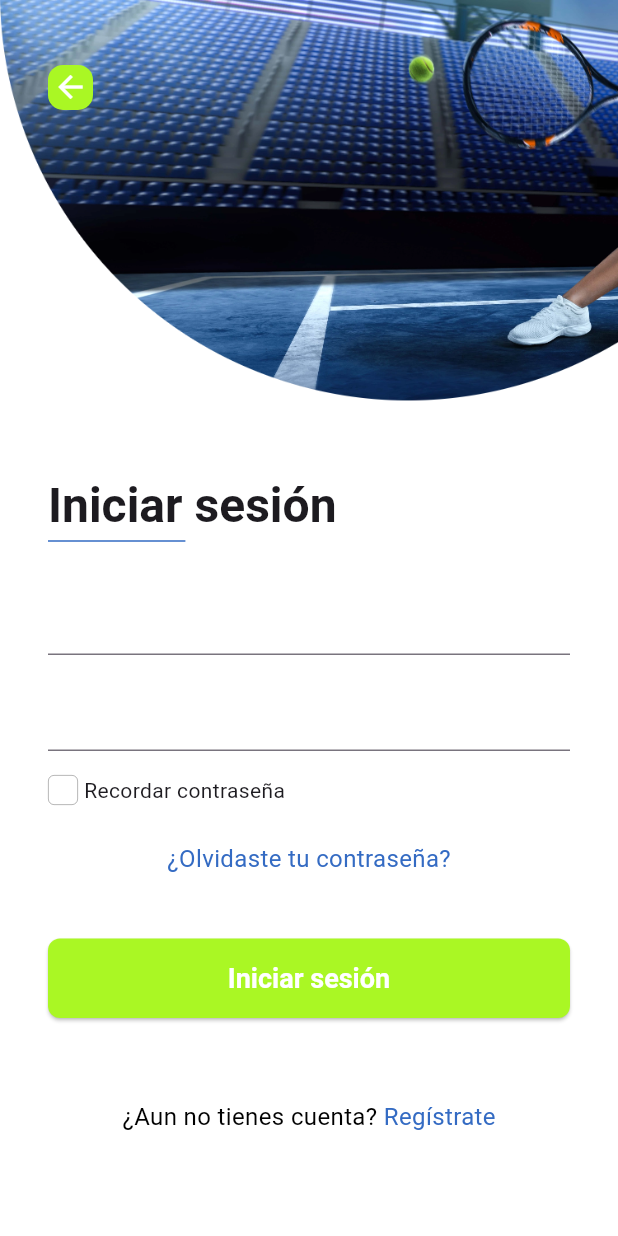
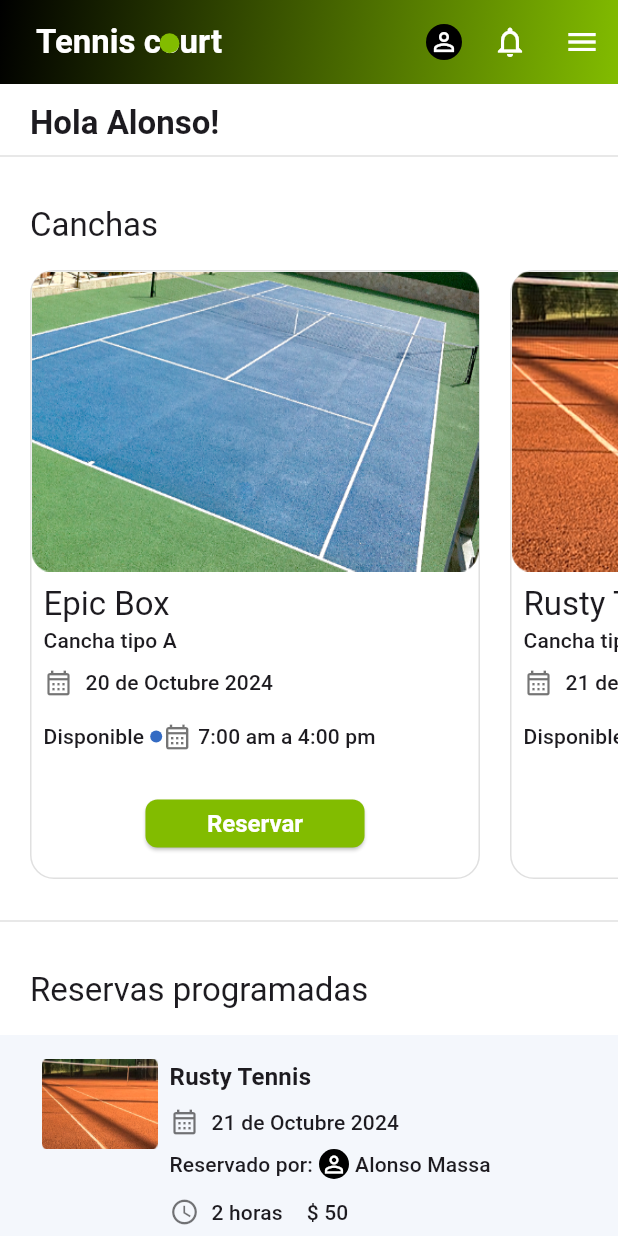
Before and after one commit to joalmr/tennis_app, a Flutter app: the LoginPage screen opened by its route, after a tap on "Iniciar sesión", on a phone screen of 412 x 824 dp. Run offline on Flutter 3.47's test engine with Material 3 defaults, Android fonts, the phone set to English and light mode, and no system bars; our stand-ins replace flutter_dotenv, get_it, go_router.

Commit message:
paginas y widgets login, register, home

```diff
--- a/lib/src/app/tennis/presentation/pages/home/home_page.dart
+++ b/lib/src/app/tennis/presentation/pages/home/home_page.dart
@@ -0,0 +1,157 @@
+import 'package:flutter/material.dart';
+import 'package:tennis_app/src/app/tennis/presentation/widgets/home/canchas_widget.dart';
+import 'package:tennis_app/src/app/tennis/presentation/widgets/home/reservas_widget.dart';
+import 'package:tennis_app/src/styles/colors.dart';
+
+class HomePage extends StatelessWidget {
+  const HomePage({super.key});
+
+  @override
+  Widget build(BuildContext context) {
+    return Scaffold(
+      appBar: AppBar(
+        flexibleSpace: Container(
+          decoration: const BoxDecoration(
+            gradient: LinearGradient(
+              begin: Alignment.topLeft,
+              end: Alignment.bottomRight,
+              colors: <Color>[Colors.black, Color(0xFF82BC00)],
+            ),
+          ),
+        ),
+        centerTitle: false,
+        title: Padding(
+          padding: const EdgeInsets.only(left: 8),
+          child: Stack(
+            children: [
+              const Text(
+                'Tennis court',
+                style: TextStyle(
+                  color: Colors.white,
+                  fontWeight: FontWeight.bold,
+                ),
+              ),
+              Positioned(
+                top: MediaQuery.of(context).size.height * 0.01,
+                right: MediaQuery.of(context).size.width * 0.069,
+                child: CircleAvatar(
+                  radius: MediaQuery.of(context).size.width * 0.016,
+                  backgroundColor: kPrimaryColor,
+                ),
+              ),
+            ],
+          ),
+        ),
+        actions: const [
+          Padding(
+            padding: EdgeInsets.symmetric(horizontal: 8),
+            child: CircleAvatar(
+              backgroundColor: Colors.black,
+              radius: 12,
+              child: Icon(
+                Icons.person_outline,
+                color: Colors.white,
+                size: 20,
+              ),
+            ),
+          ),
+          IconButton(
+            onPressed: null,
+            icon: Icon(
+              Icons.notifications_none_outlined,
+              color: Colors.white,
+            ),
+          ),
+          IconButton(
+            onPressed: null,
+            icon: Icon(
+              Icons.menu_outlined,
+              color: Colors.white,
+            ),
+          ),
+        ],
+      ),
+      body: ListView(
+        children: [
+          Container(
+            margin: const EdgeInsets.only(top: 12),
+            padding: const EdgeInsets.symmetric(horizontal: 20),
+            width: MediaQuery.of(context).size.width,
+            child: Text("Hola Alonso!",
+                style: Theme.of(context).textTheme.titleLarge!.copyWith(
+                      fontWeight: FontWeight.bold,
+                    )),
+          ),
+          const Divider(color: Colors.black12),
+          Padding(
+            padding: const EdgeInsets.fromLTRB(20, 24, 20, 8),
+            child: Text(
+              "Canchas",
+              style: Theme.of(context).textTheme.titleLarge,
+            ),
+          ),
+          const SingleChildScrollView(
+            scrollDirection: Axis.horizontal,
+            child: Padding(
+              padding: EdgeInsets.fromLTRB(20, 0, 0, 0),
+              child: Row(
+                children: [
+                  CanchasWidget(
+                    canchaImg: "epic_tennis",
+                    canchaTitle: "Epic Box",
+                    canchaSubtitle: "Cancha tipo A",
+                    fecha: "20 de Octubre 2024",
+                    disponible: "7:00 am a 4:00 pm",
+                  ),
+                  CanchasWidget(
+                    canchaImg: "rusty_tennis",
+                    canchaTitle: "Rusty Tennis",
+                    canchaSubtitle: "Cancha tipo C",
+                    fecha: "21 de Octubre 2024",
+                    disponible: "7:00 am a 4:00 pm",
+                  ),
+                  CanchasWidget(
+                    canchaImg: "multiple_tennis",
+                    canchaTitle: "Cancha Multiple",
+                    canchaSubtitle: "Cancha tipo B",
+                    fecha: "22 de Octubre 2024",
+                    disponible: "7:00 am a 4:00 pm",
+                  ),
+                ],
+              ),
+            ),
+          ),
+          const SizedBox(height: 20),
+          const Divider(color: Colors.black12),
+          Padding(
+            padding: const EdgeInsets.fromLTRB(20, 24, 20, 8),
+            child: Text(
+              "Reservas programadas",
+              style: Theme.of(context).textTheme.titleLarge,
+            ),
+          ),
+          const Column(
+            children: [
+              ReservasWidget(
+                canchaImg: "rusty_tennis",
+                canchaTitle: "Rusty Tennis",
+                personReserved: "Alonso Massa",
+                date: "21 de Octubre 2024",
+                hours: "2",
+                price: "50",
+              ),
+              ReservasWidget(
+                canchaImg: "rusty_tennis",
+                canchaTitle: "Rusty Tennis",
+                personReserved: "Alonso Massa",
+                date: "24 de Octubre 2024",
+                hours: "2",
+                price: "50",
+              ),
+            ],
+          ),
+        ],
+      ),
+    );
+  }
+}
--- /dev/null
+++ b/lib/src/app/tennis/presentation/widgets/home/canchas_widget.dart
@@ -0,0 +1,137 @@
+import 'package:flutter/material.dart';
+import 'package:tennis_app/src/styles/colors.dart';
+
+class CanchasWidget extends StatelessWidget {
+  const CanchasWidget({
+    super.key,
+    required this.canchaImg,
+    required this.canchaTitle,
+    required this.canchaSubtitle,
+    required this.disponible,
+    required this.fecha,
+  });
+  final String canchaImg;
+  final String canchaTitle;
+  final String canchaSubtitle;
+  final String disponible;
+  final String fecha;
+
+  @override
+  Widget build(BuildContext context) {
+    return Padding(
+      padding: const EdgeInsets.only(top: 8, right: 20),
+      child: Container(
+        width: 300,
+        decoration: BoxDecoration(
+          borderRadius: BorderRadius.circular(16),
+          border: Border.all(color: Colors.black12),
+        ),
+        child: Column(
+          crossAxisAlignment: CrossAxisAlignment.start,
+          children: [
+            Image(
+              image: AssetImage("assets/images/$canchaImg.png"),
+              height: 200,
+              fit: BoxFit.fill,
+            ),
+            Container(
+              padding: const EdgeInsets.all(8),
+              child: Column(
+                crossAxisAlignment: CrossAxisAlignment.start,
+                children: [
+                  Text(
+                    canchaTitle,
+                    style: Theme.of(context).textTheme.titleLarge,
+                  ),
+                  Text(
+                    canchaSubtitle,
+                    style: Theme.of(context).textTheme.titleSmall,
+                  ),
+                  Padding(
+                    padding: const EdgeInsets.symmetric(vertical: 8),
+                    child: Row(
+                      children: [
+                        const Icon(
+                          Icons.calendar_month_outlined,
+                          color: Colors.black54,
+                          size: 20,
+                        ),
+                        const SizedBox(width: 8),
+                        Text(
+                          fecha,
+                          style: Theme.of(context).textTheme.titleSmall,
+                        ),
+                      ],
+                    ),
+                  ),
+                  Padding(
+                    padding: const EdgeInsets.symmetric(vertical: 8),
+                    child: Row(
+                      children: [
+                        Text(
+                          "Disponible",
+                          style: Theme.of(context).textTheme.titleSmall,
+                        ),
+                        const SizedBox(width: 4),
+                        Container(
+                          height: 8,
+                          width: 8,
+                          decoration: BoxDecoration(
+                            color: const Color(0xFF346BC3),
+                            borderRadius: BorderRadius.circular(4),
+                          ),
+                        ),
+                        const Icon(
+                          Icons.calendar_month_outlined,
+                          color: Colors.black54,
+                          size: 20,
+                        ),
+                        const SizedBox(width: 4),
+                        Text(
+                          disponible,
+                          style: Theme.of(context).textTheme.titleSmall,
+                        ),
+                      ],
+                    ),
+                  ),
+                  Center(
+                    child: Container(
+                      margin: const EdgeInsets.fromLTRB(0, 24, 0, 12),
+                      height: 32,
+                      child: ElevatedButton(
+                        style: const ButtonStyle(
+                          backgroundColor:
+                              WidgetStatePropertyAll(kPrimaryColor),
+                          foregroundColor:
+                              WidgetStatePropertyAll(kTextColorContrast),
+                          shape: WidgetStatePropertyAll(
+                            RoundedRectangleBorder(
+                              borderRadius:
+                                  BorderRadius.all(Radius.circular(8)),
+                            ),
+                          ),
+                          textStyle: WidgetStatePropertyAll(
+                            TextStyle(
+                              fontSize: 16,
+                              fontWeight: FontWeight.bold,
+                            ),
+                          ),
+                          padding: WidgetStatePropertyAll(EdgeInsets.symmetric(
+                            horizontal: 41,
+                            vertical: 6,
+                          )),
+                        ),
+                        onPressed: () {},
+                        child: const Text("Reservar"),
+                      ),
+                    ),
+                  ),
+                ],
+              ),
+            ),
+          ],
+        ),
+      ),
+    );
+  }
+}
--- /dev/null
+++ b/lib/src/app/tennis/presentation/widgets/home/reservas_widget.dart
@@ -0,0 +1,130 @@
+import 'package:flutter/material.dart';
+
+class ReservasWidget extends StatelessWidget {
+  const ReservasWidget(
+      {super.key,
+      required this.canchaImg,
+      required this.canchaTitle,
+      required this.personReserved,
+      required this.date,
+      required this.hours,
+      required this.price});
+  final String canchaImg;
+  final String canchaTitle;
+  final String personReserved;
+  final String date;
+  final String hours;
+  final String price;
+
+  @override
+  Widget build(BuildContext context) {
+    return Padding(
+      padding: const EdgeInsets.only(top: 8, bottom: 2),
+      child: Container(
+          color: const Color(0xFFF4F7FC),
+          padding: const EdgeInsets.symmetric(
+            horizontal: 20,
+            vertical: 16,
+          ),
+          child: Row(
+            crossAxisAlignment: CrossAxisAlignment.start,
+            children: [
+              Flexible(
+                flex: 1,
+                child: Container(
+                  margin: const EdgeInsets.symmetric(horizontal: 8),
+                  decoration: BoxDecoration(
+                    borderRadius: BorderRadius.circular(16),
+                  ),
+                  height: 60,
+                  child: Image(
+                    image: AssetImage("assets/images/$canchaImg.png"),
+                    fit: BoxFit.fill,
+                  ),
+                ),
+              ),
+              Flexible(
+                flex: 3,
+                child: SizedBox(
+                  width: double.maxFinite,
+                  child: Column(
+                    crossAxisAlignment: CrossAxisAlignment.start,
+                    children: [
+                      Text(
+                        canchaTitle,
+                        style: Theme.of(context)
+                            .textTheme
+                            .titleMedium!
+                            .copyWith(fontWeight: FontWeight.bold),
+                      ),
+                      const SizedBox(height: 8),
+                      Row(
+                        children: [
+                          const Icon(
+                            Icons.calendar_month_outlined,
+                            color: Colors.black54,
+                            size: 20,
+                          ),
+                          const SizedBox(width: 8),
+                          Text(
+                            date,
+                            style: Theme.of(context).textTheme.titleSmall,
+                          ),
+                        ],
+                      ),
+                      const SizedBox(height: 8),
+                      Row(
+                        children: [
+                          Text(
+                            "Reservado por:",
+                            style: Theme.of(context).textTheme.titleSmall,
+                          ),
+                          const SizedBox(width: 4),
+                          const CircleAvatar(
+                            backgroundColor: Colors.black,
+                            radius: 10,
+                            child: Icon(
+                              Icons.person_outline,
+                              color: Colors.white,
+                              size: 18,
+                            ),
+                          ),
+                          const SizedBox(width: 4),
+                          Text(
+                            personReserved,
+                            style: Theme.of(context).textTheme.titleSmall,
+                          ),
+                        ],
+                      ),
+                      const SizedBox(height: 12),
+                      Row(
+                        children: [
+                          const Icon(
+                            Icons.watch_later_outlined,
+                            color: Colors.black54,
+                            size: 20,
+                          ),
+                          const SizedBox(width: 8),
+                          Text(
+                            "$hours horas",
+                            style: Theme.of(context).textTheme.titleSmall,
+                          ),
+                          const VerticalDivider(
+                            thickness: 1,
+                            width: 16,
+                          ),
+                          Text(
+                            "\$ $price",
+                            style: Theme.of(context).textTheme.titleSmall,
+                          ),
+                        ],
+                      ),
+                    ],
+                  ),
+                ),
+              ),
+            ],
+          )),
+    );
+  }
+}
--- a/lib/src/app/user/presentation/pages/login/login_page.dart
+++ b/lib/src/app/user/presentation/pages/login/login_page.dart
@@ -58,11 +58,48 @@ class LoginPage extends StatelessWidget {
             const SizedBox(height: 24),
             Padding(
               padding: const EdgeInsets.fromLTRB(32, 0, 32, 16),
-              child: TextFormField(),
+              child: TextFormField(
+                keyboardType: TextInputType.emailAddress,
+                decoration: const InputDecoration(
+                  labelText: "Email",
+                  labelStyle: TextStyle(color: Color(0xFF9B9C9D)),
+                  prefix: Padding(
+                    padding: EdgeInsets.only(right: 8),
+                    child: Image(
+                      image: AssetImage("assets/images/mail.png"),
+                      height: 16,
+                      width: 16,
+                    ),
+                  ),
+                  contentPadding: EdgeInsets.symmetric(
+                    vertical: 0,
+                    horizontal: 12,
+                  ),
+                ),
+              ),
             ),
             Padding(
               padding: const EdgeInsets.fromLTRB(32, 0, 32, 16),
-              child: TextFormField(),
+              child: TextFormField(
+                keyboardType: TextInputType.visiblePassword,
+                obscureText: true,
+                decoration: const InputDecoration(
+                  labelText: "Contraseña",
+                  labelStyle: TextStyle(color: Color(0xFF9B9C9D)),
+                  prefix: Padding(
+                    padding: EdgeInsets.only(right: 8),
+                    child: Image(
+                      image: AssetImage("assets/images/lock.png"),
+                      height: 16,
+                      width: 16,
+                    ),
+                  ),
+                  contentPadding: EdgeInsets.symmetric(
+                    vertical: 0,
+                    horizontal: 12,
+                  ),
+                ),
+              ),
             ),
             Padding(
               padding: const EdgeInsets.fromLTRB(32, 0, 32, 24),
@@ -113,7 +150,7 @@ class LoginPage extends StatelessWidget {
                         fontWeight: FontWeight.bold,
                       ),
                     )),
-                onPressed: () {},
+                onPressed: () => context.go('/home'),
                 child: const Text("Iniciar sesión"),
               ),
             ),
--- a/lib/src/app/user/presentation/pages/register/register_page.dart
+++ b/lib/src/app/user/presentation/pages/register/register_page.dart
@@ -55,25 +55,126 @@ class RegisterPage extends StatelessWidget {
               color: const Color(0xFF346BC3),
               height: 8,
             ),
+            const SizedBox(height: 24),
             Padding(
               padding: const EdgeInsets.fromLTRB(32, 0, 32, 16),
-              child: TextFormField(),
+              child: TextFormField(
+                keyboardType: TextInputType.emailAddress,
+                decoration: const InputDecoration(
+                  labelText: "Nombre y apellido",
+                  labelStyle: TextStyle(color: Color(0xFF9B9C9D)),
+                  prefix: Padding(
+                    padding: EdgeInsets.only(right: 8),
+                    child: Image(
+                      image: AssetImage("assets/images/person.png"),
+                      height: 16,
+                      width: 16,
+                    ),
+                  ),
+                  contentPadding: EdgeInsets.symmetric(
+                    vertical: 0,
+                    horizontal: 12,
+                  ),
+                ),
+              ),
             ),
             Padding(
               padding: const EdgeInsets.fromLTRB(32, 0, 32, 16),
-              child: TextFormField(),
+              child: TextFormField(
+                keyboardType: TextInputType.emailAddress,
+                decoration: const InputDecoration(
+                  labelText: "Email",
+                  labelStyle: TextStyle(color: Color(0xFF9B9C9D)),
+                  prefix: Padding(
+                    padding: EdgeInsets.only(right: 8),
+                    child: Image(
+                      image: AssetImage("assets/images/mail.png"),
+                      height: 16,
+                      width: 16,
+                    ),
+                  ),
+                  contentPadding: EdgeInsets.symmetric(
+                    vertical: 0,
+                    horizontal: 12,
+                  ),
+                ),
+              ),
             ),
             Padding(
               padding: const EdgeInsets.fromLTRB(32, 0, 32, 16),
-              child: TextFormField(),
+              child: TextFormField(
+                keyboardType: TextInputType.emailAddress,
+                decoration: const InputDecoration(
+                  labelText: "Teléfono",
+                  labelStyle: TextStyle(color: Color(0xFF9B9C9D)),
+                  prefix: Padding(
+                    padding: EdgeInsets.only(right: 8),
+                    child: Image(
+                      image: AssetImage("assets/images/phone.png"),
+                      height: 16,
+                      width: 16,
+                    ),
+                  ),
+                  contentPadding: EdgeInsets.symmetric(
+                    vertical: 0,
+                    horizontal: 12,
+                  ),
+                ),
+              ),
             ),
             Padding(
               padding: const EdgeInsets.fromLTRB(32, 0, 32, 16),
-              child: TextFormField(),
+              child: TextFormField(
+                keyboardType: TextInputType.emailAddress,
+                decoration: const InputDecoration(
+                  labelText: "Contraseña",
+                  labelStyle: TextStyle(color: Color(0xFF9B9C9D)),
+                  prefix: Padding(
+                    padding: EdgeInsets.only(right: 8),
+                    child: Image(
+                      image: AssetImage("assets/images/lock.png"),
+                      height: 16,
+                      width: 16,
+                    ),
+                  ),
+                  suffix: Image(
+                    image: AssetImage("assets/images/visibility.png"),
+                    height: 16,
+                    width: 16,
+                  ),
+                  contentPadding: EdgeInsets.symmetric(
+                    vertical: 0,
+                    horizontal: 12,
+                  ),
+                ),
+              ),
             ),
             Padding(
               padding: const EdgeInsets.fromLTRB(32, 0, 32, 16),
-              child: TextFormField(),
+              child: TextFormField(
+                keyboardType: TextInputType.emailAddress,
+                decoration: const InputDecoration(
+                  labelText: "Confirmar contraseña",
+                  labelStyle: TextStyle(color: Color(0xFF9B9C9D)),
+                  prefix: Padding(
+                    padding: EdgeInsets.only(right: 8),
+                    child: Image(
+                      image: AssetImage("assets/images/lock.png"),
+                      height: 16,
+                      width: 16,
+                    ),
+                  ),
+                  suffix: Image(
+                    image: AssetImage("assets/images/visibility.png"),
+                    height: 16,
+                    width: 16,
+                  ),
+                  contentPadding: EdgeInsets.symmetric(
+                    vertical: 0,
+                    horizontal: 12,
+                  ),
+                ),
+              ),
             ),
             Container(
               margin: const EdgeInsets.only(left: 32, right: 32, top: 42),
@@ -100,7 +201,7 @@ class RegisterPage extends StatelessWidget {
             ),
             Center(
               child: Padding(
-                padding: const EdgeInsets.only(top: 54),
+                padding: const EdgeInsets.only(top: 54, bottom: 32),
                 child: Text.rich(
                   TextSpan(
                     text: "Ya tengo cuenta ",
--- a/lib/src/routers/routes.dart
+++ b/lib/src/routers/routes.dart
@@ -1,4 +1,5 @@
 import 'package:go_router/go_router.dart';
+import 'package:tennis_app/src/app/tennis/presentation/pages/home/home_page.dart';
 import 'package:tennis_app/src/app/user/presentation/pages/login/login_page.dart';
 import 'package:tennis_app/src/app/user/presentation/pages/register/register_page.dart';
 import 'package:tennis_app/src/app/user/presentation/pages/welcome/welcome_page.dart';
@@ -23,5 +24,11 @@ final GoRouter goRoute = GoRouter(
         return const RegisterPage();
       },
     ),
+    GoRoute(
+      path: '/home',
+      builder: (context, state) {
+        return const HomePage();
+      },
+    ),
   ],
 );
--- a/lib/src/styles/colors.dart
+++ b/lib/src/styles/colors.dart
@@ -1,15 +1,9 @@
 import 'package:flutter/material.dart';
 
-const kPrimaryColor = Color(0xFFAAF724);
+const kPrimaryColor = Color(0xFF82BC00);
 const kContrastColor = Color(0xFFffffff);
 const kBackgroundColor = Colors.white;
 
 //TEXTO
 const kTextColor = Colors.black;
 const kTextColorContrast = Colors.white;
-
-const errorColor = Colors.red;
-
-const infoColor = Colors.blue;
-const positiveColor = Colors.green;
-const negativeColor = Colors.red;
```
Also changed, not shown: assets/images/epic_tennis.png (added), assets/images/multiple_tennis.png (added), assets/images/rusty_tennis.png (added), lib/src/app/tennis/data/datasources/local/reservation_local_datasource.dart (deleted), lib/src/app/tennis/data/datasources/remote/reservation_remote_datasource.dart (deleted), lib/src/app/tennis/data/datasources/reservation_datasource.dart (added), lib/src/app/user/data/datasources/local/login_local_datasource.dart (deleted), lib/src/app/user/data/datasources/local/register_local_datasource.dart (deleted), lib/src/app/user/data/datasources/login_datasource.dart (added), lib/src/app/user/data/datasources/register_datasource.dart (added), lib/src/app/user/data/datasources/remote/login_remote_datasource.dart (deleted), lib/src/app/user/data/datasources/remote/register_remote_datasource.dart (deleted).
